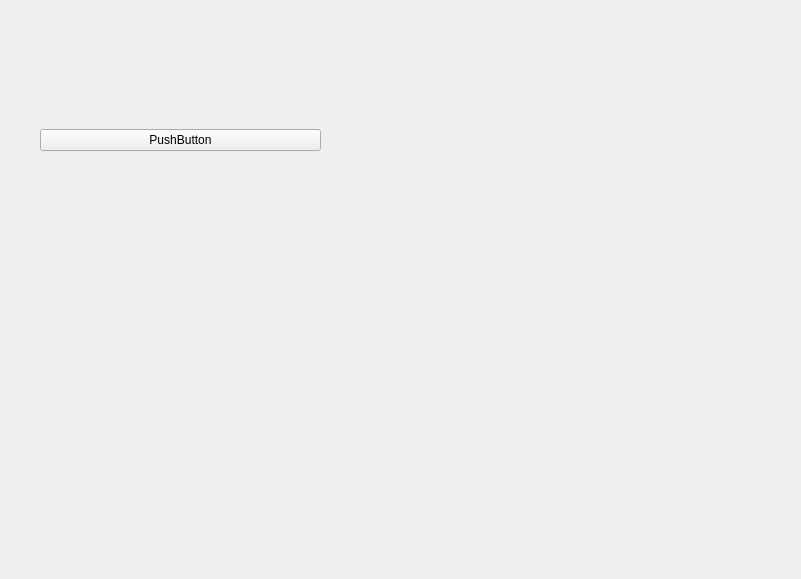
Old version of the form masspass.ui in the repository CoolSons/MasterPassword.
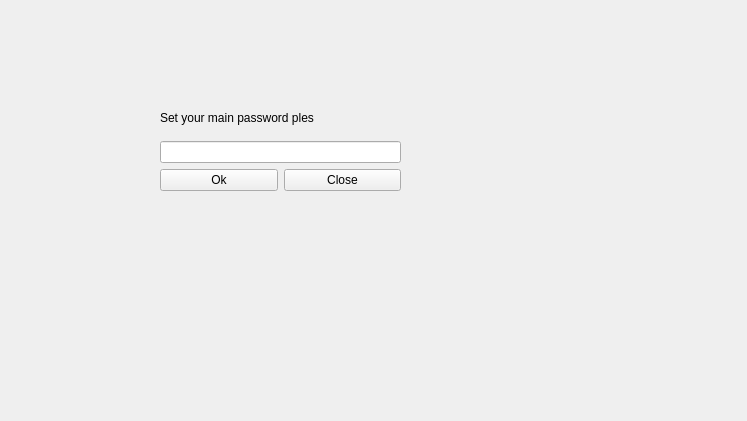
New version of the form.

Patch:
```diff
--- a/masspass.ui
+++ b/masspass.ui
@@ -6,30 +6,55 @@
    <rect>
     <x>0</x>
     <y>0</y>
-    <width>801</width>
-    <height>579</height>
+    <width>747</width>
+    <height>421</height>
    </rect>
   </property>
   <property name="windowTitle">
    <string>Form</string>
   </property>
-  <widget class="QWidget" name="horizontalLayoutWidget">
+  <widget class="QWidget" name="">
    <property name="geometry">
     <rect>
-     <x>40</x>
+     <x>160</x>
      <y>100</y>
-     <width>281</width>
-     <height>80</height>
+     <width>241</width>
+     <height>91</height>
     </rect>
    </property>
-   <layout class="QHBoxLayout" name="horizontalLayout">
+   <layout class="QVBoxLayout" name="verticalLayout_2">
     <item>
-     <widget class="QPushButton" name="pushButton">
+     <widget class="QLabel" name="label">
       <property name="text">
-       <string>PushButton</string>
+       <string>Set your main password ples</string>
       </property>
      </widget>
     </item>
+    <item>
+     <layout class="QVBoxLayout" name="verticalLayout">
+      <item>
+       <widget class="QLineEdit" name="lineEdit"/>
+      </item>
+      <item>
+       <layout class="QHBoxLayout" name="horizontalLayout">
+        <item>
+         <widget class="QPushButton" name="pushButton">
+          <property name="text">
+           <string>Ok</string>
+          </property>
+         </widget>
+        </item>
+        <item>
+         <widget class="QPushButton" name="pushButton_2">
+          <property name="text">
+           <string>Close</string>
+          </property>
+         </widget>
+        </item>
+       </layout>
+      </item>
+     </layout>
+    </item>
    </layout>
   </widget>
  </widget>
```
Left out of the diff: 3 changed lines with no effect on the pictures.
